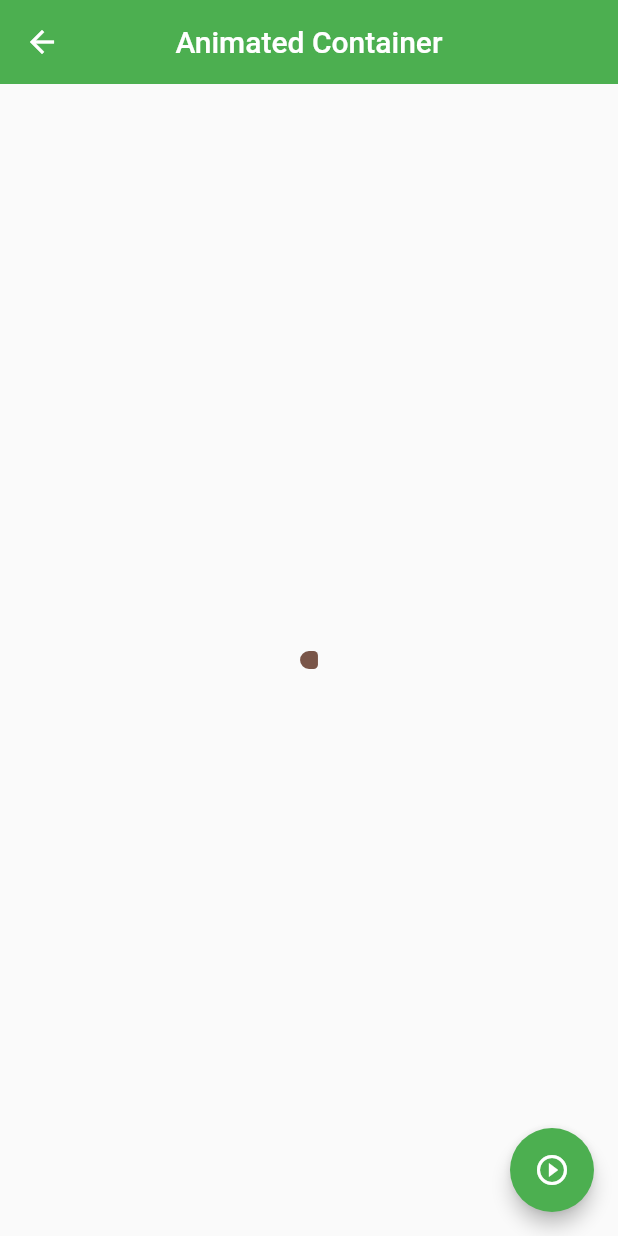
After one commit to AlvaroBishop/widgets-display-Flutter, a Flutter app: the AnimatedScreen screen opened by its route, after a tap on the "play circle outline" icon, on a phone screen of 412 x 824 dp. The commit adds this screen. Run offline on Flutter 3.47's test engine with Material 2 defaults, Android fonts, the phone set to English and light mode, and no system bars.

Commit message:
animated container started

```diff
--- a/lib/router/app_routes.dart
+++ b/lib/router/app_routes.dart
@@ -13,6 +13,7 @@ class AppRoutes {
     MenuOptions(route: 'alert', name: 'Alertas', screen: const AlertScreen(), icon: Icons.add_alert_rounded),
     MenuOptions(route: 'card', name: 'Tarjetas', screen: const CardScreen(), icon: Icons.credit_card_rounded),
     MenuOptions(route: 'avatar', name: 'Circle Avatar', screen: const AvatarScreen(), icon: Icons.supervised_user_circle_outlined),
+    MenuOptions(route: 'animated', name: 'Animated Container', screen: const AnimatedScreen(), icon: Icons.play_circle_outlined),
 
   ];
 
--- /dev/null
+++ b/lib/screens/animated_screen.dart
@@ -0,0 +1,50 @@
+import 'dart:math';
+
+import 'package:flutter/material.dart';
+
+class AnimatedScreen extends StatefulWidget {
+
+  const AnimatedScreen({Key? key}) : super(key: key);
+
+  @override
+  State<AnimatedScreen> createState() => _AnimatedScreenState();
+}
+
+class _AnimatedScreenState extends State<AnimatedScreen> {
+  double _width = 50;
+  double _height = 50;
+  Color _color = Colors.green;
+  BorderRadiusGeometry _borderRadius = BorderRadius.circular(10);
+
+  void changeShape() {
+    _width = Random().nextDouble() * (100-1) + 1;
+    _height = Random().nextDouble() * (100-1) + 1;
+    _color = Colors.primaries[Random().nextInt(Colors.primaries.length)];
+    _borderRadius = const BorderRadius.horizontal(left: Radius.circular(20), right: Radius.circular(10));
+
+    setState(() {
+
+    });
+  }
+  @override
+  Widget build(BuildContext context) {
+    return Scaffold(
+      appBar: AppBar(title: const Text('Animated Container')),
+      body: Center(
+         child: Container(
+          width: _width,
+          height: _height,
+          decoration: BoxDecoration(
+            color: _color,
+            borderRadius: _borderRadius,
+          ),
+         ),
+      ),
+
+      floatingActionButton: FloatingActionButton(
+        onPressed: changeShape,
+        child: const Icon(Icons.play_circle_outline, ),
+        ),
+    );
+  }
+}
--- a/lib/screens/screens.dart
+++ b/lib/screens/screens.dart
@@ -1,7 +1,8 @@
 
 export 'package:widgets_showdown/screens/alert_screen.dart';
+export 'package:widgets_showdown/screens/animated_screen.dart';
+export 'package:widgets_showdown/screens/avatar_screen.dart';
 export 'package:widgets_showdown/screens/card_screen.dart';
 export 'package:widgets_showdown/screens/home_screen.dart';
 export 'package:widgets_showdown/screens/listview1_screen.dart';
 export 'package:widgets_showdown/screens/listview2_screen.dart';
-export 'package:widgets_showdown/screens/avatar_screen.dart';
```
